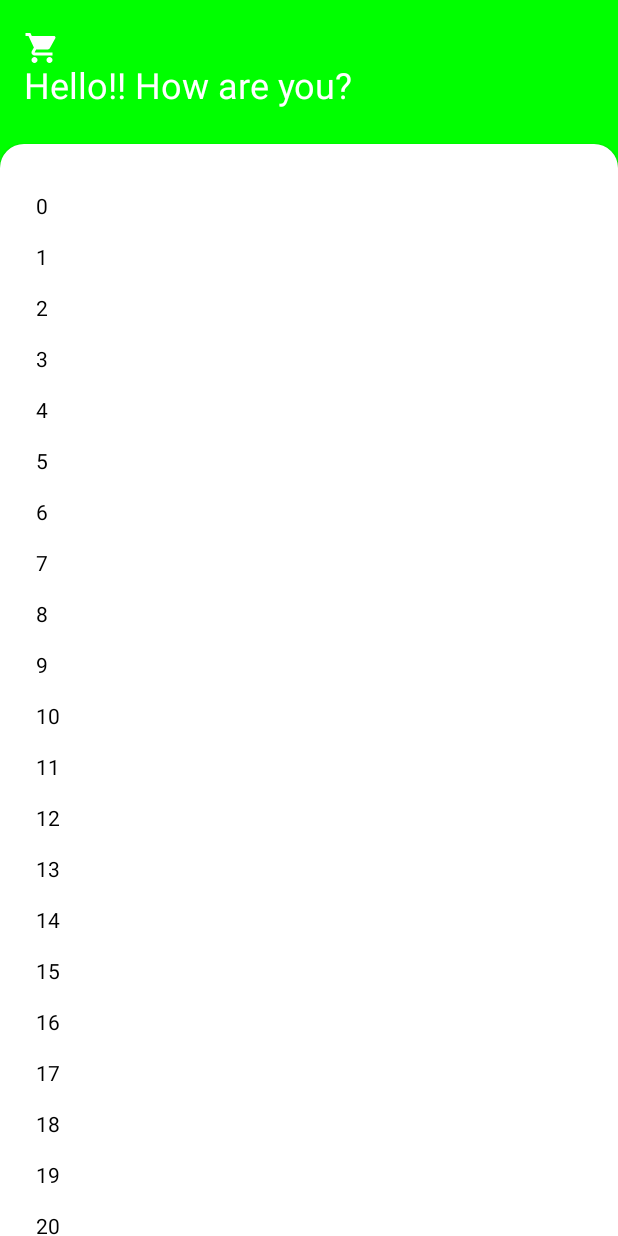
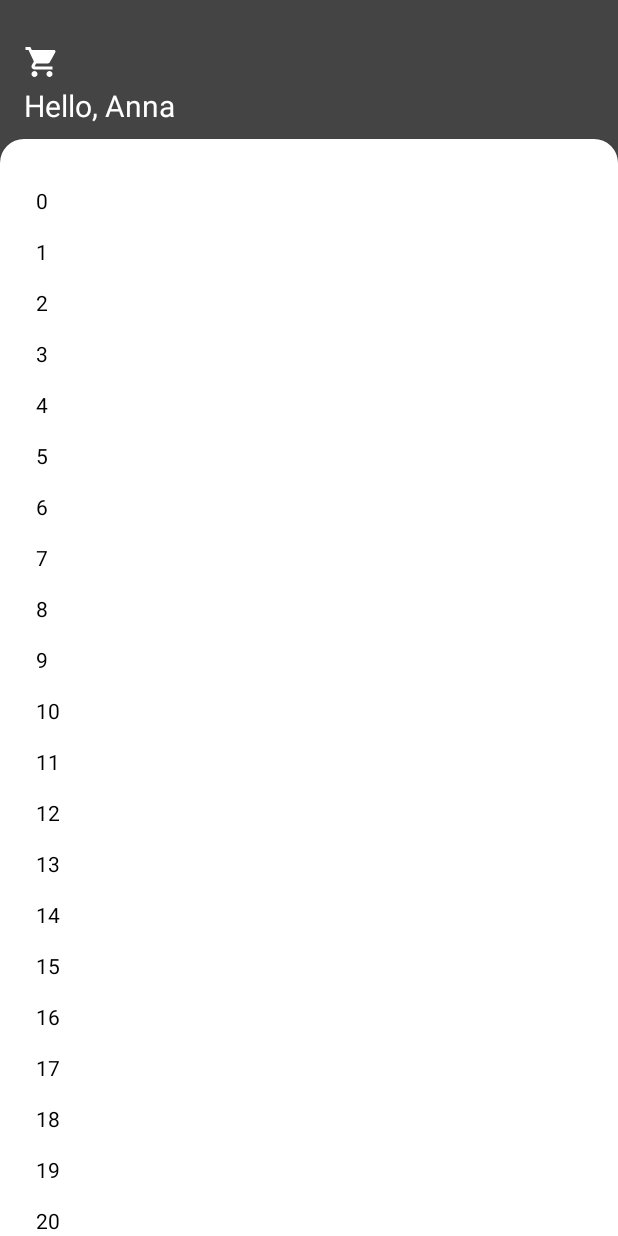
Before and after one commit to vivek-modi/ScrollCompose, an Android app built with Jetpack Compose: the screen it shows after launch (MainActivity), on a phone screen of 412 x 824 dp. Run offline under Robolectric (Android 15) with nearby library versions, the phone set to English and light mode, and no system bars.

Commit message:
added basic stuff to start logic in back drop

```diff
--- a/app/src/main/java/com/example/scrollcompose/MainActivity.kt
+++ b/app/src/main/java/com/example/scrollcompose/MainActivity.kt
@@ -16,6 +16,7 @@ import androidx.compose.material3.Text
 import androidx.compose.runtime.*
 import androidx.compose.ui.Modifier
 import androidx.compose.ui.graphics.Color
+import androidx.compose.ui.graphics.ColorFilter
 import androidx.compose.ui.layout.onGloballyPositioned
 import androidx.compose.ui.platform.LocalContext
 import androidx.compose.ui.platform.LocalDensity
@@ -40,30 +41,48 @@ class MainActivity : ComponentActivity() {
 @OptIn(ExperimentalMaterialApi::class)
 @Composable
 fun CollapsingTopAppBarStylingScreen() {
-    val context = LocalContext.current
+    var isBackDropAnimationStarts by remember { mutableStateOf(false) }
+    val iconOffsetAnimation: Dp by animateDpAsState(
+        if (!isBackDropAnimationStarts) 13.dp else 0.dp, tween(1000)
+    )
+    val textOffsetAnimation: Dp by animateDpAsState(
+        if (!isBackDropAnimationStarts) 6.dp else 0.dp, tween(1000)
+    )
+    val viewAlpha: Float by animateFloatAsState(
+        targetValue = if (!isBackDropAnimationStarts) 1f else 0f, animationSpec = tween(
+            durationMillis = 1000,
+        )
+    )
     val scaffoldState = rememberBackdropScaffoldState(BackdropValue.Revealed)
-    BackdropScaffold(scaffoldState = scaffoldState,
+    BackdropScaffold(
+        scaffoldState = scaffoldState,
         appBar = {},
         persistentAppBar = false,
+        peekHeight = 0.dp,
         backLayerContent = {
             Column(
-                modifier = Modifier.padding(
-                    top = 20.dp, start = 16.dp, bottom = 24.dp
-                ),
+                modifier = Modifier
+                    .fillMaxWidth()
+                    .padding(
+                        start = 16.dp, top = 16.dp, bottom = 10.dp
+                    ),
             ) {
-                Icon(
+                Image(
+                    modifier = Modifier.padding(top = iconOffsetAnimation),
+                    alpha = viewAlpha,
                     imageVector = Icons.Default.ShoppingCart,
-                    tint = Color.White,
+                    colorFilter = ColorFilter.tint(color = Color.White),
                     contentDescription = null,
                 )
                 Text(
-                    text = "Hello!! How are you?",
-                    fontSize = 24.sp,
-                    color = Color.White,
+                    modifier = Modifier.padding(top = textOffsetAnimation),
+                    text = "Hello, Anna",
+                    fontSize = 20.sp,
+                    color = Color.White.copy(alpha = viewAlpha),
                 )
             }
         },
-        backLayerBackgroundColor = Color.Green,
+        backLayerBackgroundColor = Color.DarkGray,
         frontLayerBackgroundColor = Color.White,
         frontLayerScrimColor = Color.Transparent,
         frontLayerContent = {
```
